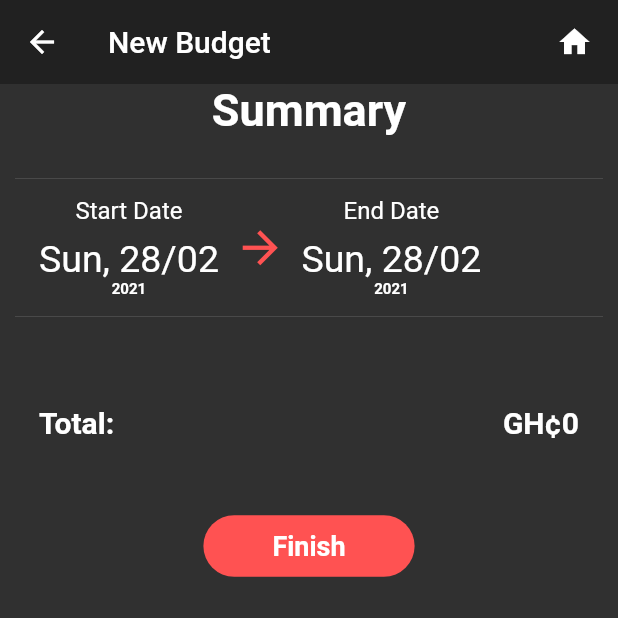
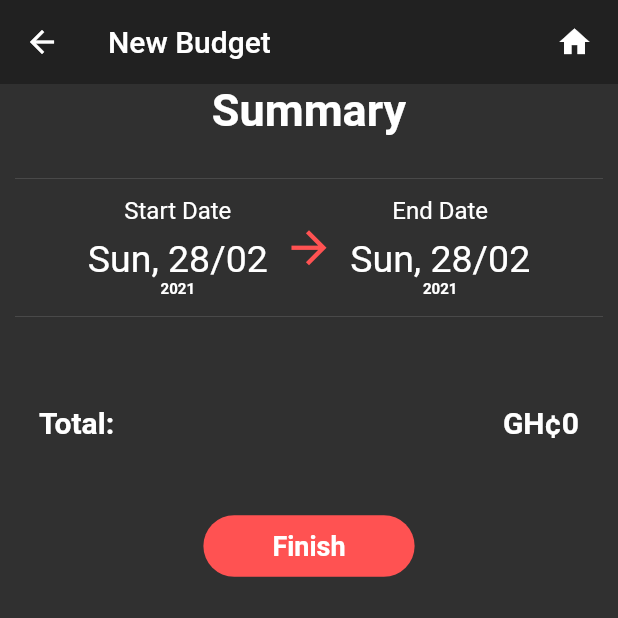
Before and after one commit to joshua-philips/Cedi-Budget, a Flutter app: the NewBudgetSummaryView screen opened directly with empty values, on a phone screen of 412 x 824 dp, the top half of it. Run offline on Flutter 3.47's test engine with Material 2 defaults, Android fonts, the phone set to English and light mode, and no system bars; our stand-ins replace auth_buttons, cloud_firestore, firebase_auth, firebase_core, flutter_spinkit, google_sign_in and 1 more; missing offline and left inert: date_range_picker; accounts and stored records are empty.

Commit message:
some renaming

```diff
--- a/lib/views/navigation_view.dart
+++ b/lib/views/navigation_view.dart
@@ -1,8 +1,8 @@
 import 'package:flutter/material.dart';
 import 'package:groceries_budget_app/models/budget.dart';
-import 'package:groceries_budget_app/views/new_groceries_budget/new_budget_date_view.dart';
 import 'budget_history_view.dart';
 import 'home_view.dart';
+import 'new_budget/new_budget_date_view.dart';
 import 'settings_view.dart';
 
 class NavigationView extends StatefulWidget {
--- a/lib/views/new_groceries_budget/new_budget_amount_view.dart
+++ b/lib/views/new_budget/new_budget_amount_view.dart
@@ -1,10 +1,11 @@
 import 'package:flutter/material.dart';
 import 'package:groceries_budget_app/models/budget.dart';
-import 'package:groceries_budget_app/views/new_groceries_budget/new_budget_summary_view.dart';
 import 'package:groceries_budget_app/widgets/app_bar_home_button.dart';
 import 'package:groceries_budget_app/widgets/divider_with_text.dart';
 import 'package:groceries_budget_app/widgets/item_text_field.dart';
 import 'package:groceries_budget_app/widgets/money_text_field.dart';
+
+import 'new_budget_summary_view.dart';
 
 enum amountType { simple, complex }
 
--- a/lib/views/new_groceries_budget/new_budget_date_view.dart
+++ b/lib/views/new_budget/new_budget_date_view.dart
@@ -1,9 +1,10 @@
 import 'package:flutter/material.dart';
 import 'package:groceries_budget_app/models/budget.dart';
 import 'package:date_range_picker/date_range_picker.dart' as DateRangePicker;
-import 'package:groceries_budget_app/views/new_groceries_budget/new_budget_amount_view.dart';
 import 'package:groceries_budget_app/widgets/app_bar_home_button.dart';
 import 'package:intl/intl.dart';
+
+import 'new_budget_amount_view.dart';
 
 class NewBudgetDateView extends StatefulWidget {
   final Budget budget;
--- a/lib/views/new_groceries_budget/new_budget_summary_view.dart
+++ b/lib/views/new_budget/new_budget_summary_view.dart
@@ -165,6 +165,7 @@ class NewBudgetSummaryView extends StatelessWidget {
     return Padding(
       padding: EdgeInsets.only(top: 0),
       child: Row(
+        mainAxisAlignment: MainAxisAlignment.center,
         children: [
           Column(
             children: [
```
